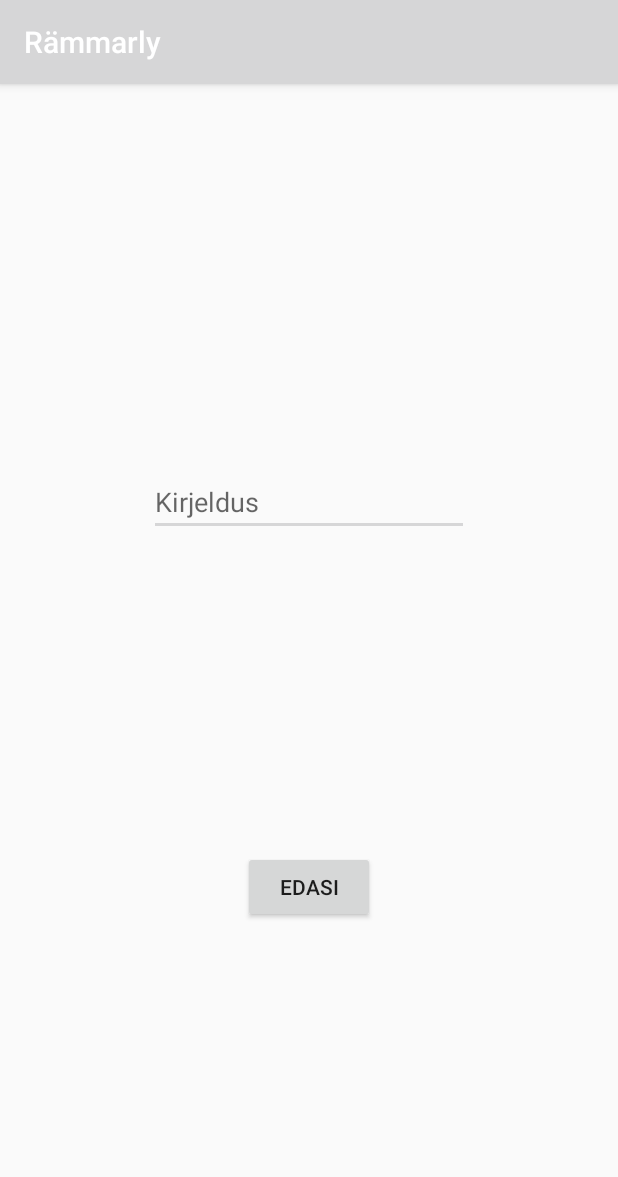
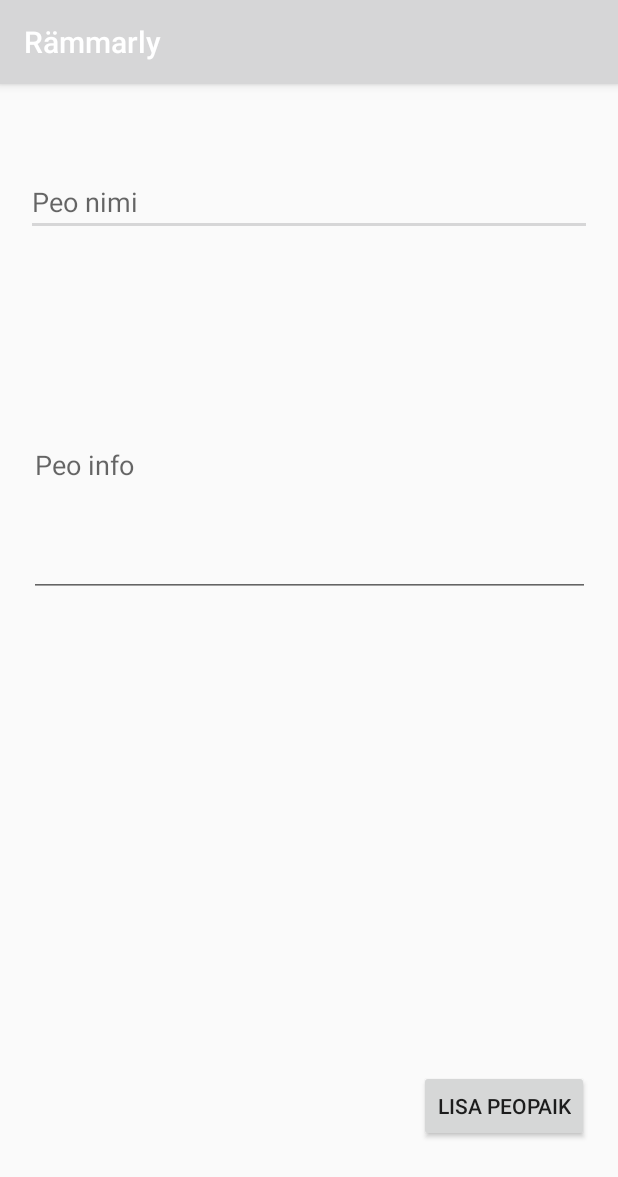
Before and after one commit to markuskoost/Rammarly, an Android app: the AddInfoActivity screen opened directly, with no data from a screen before it, on a phone screen of 412 x 824 dp. Shown: the top 1177 px of the screen. Run offline under Robolectric (Android 15) with nearby library versions, the phone set to English and light mode, and no system bars.

Commit message:
Peopaik text info

```diff
--- a/app/src/main/res/layout/activity_add_location.xml
+++ b/app/src/main/res/layout/activity_add_location.xml
@@ -7,15 +7,17 @@
     tools:context=".AddInfoActivity">
 
     <EditText
-        android:id="@+id/editText"
-        android:layout_width="wrap_content"
-        android:layout_height="wrap_content"
-        android:layout_marginTop="202dp"
-        android:layout_marginBottom="203dp"
+        android:id="@+id/et_peonimi"
+        android:layout_width="377dp"
+        android:layout_height="40dp"
+        android:layout_marginStart="16dp"
+        android:layout_marginTop="15dp"
+        android:layout_marginEnd="16dp"
+        android:layout_marginBottom="19dp"
         android:ems="10"
+        android:hint="Peo nimi"
         android:inputType="textPersonName"
-        android:hint="Kirjeldus"
-        app:layout_constraintBottom_toBottomOf="@+id/btn_continue"
+        app:layout_constraintBottom_toTopOf="@+id/et_peoinfo"
         app:layout_constraintEnd_toEndOf="parent"
         app:layout_constraintStart_toStartOf="parent"
         app:layout_constraintTop_toTopOf="parent" />
@@ -24,11 +26,28 @@
         android:id="@+id/btn_continue"
         android:layout_width="wrap_content"
         android:layout_height="wrap_content"
-        android:layout_marginTop="154dp"
-        android:layout_marginBottom="153dp"
-        android:text="Edasi"
+        android:layout_marginEnd="19dp"
+        android:layout_marginBottom="17dp"
+        android:text="Lisa peopaik"
         app:layout_constraintBottom_toBottomOf="parent"
         app:layout_constraintEnd_toEndOf="parent"
+        app:layout_constraintTop_toBottomOf="@+id/et_peoinfo" />
+
+    <EditText
+        android:id="@+id/et_peoinfo"
+        android:layout_width="374dp"
+        android:layout_height="176dp"
+        android:layout_marginStart="16dp"
+        android:layout_marginEnd="16dp"
+        android:layout_marginBottom="269dp"
+        android:ems="10"
+        android:hint="Peo info"
+        android:inputType="textMultiLine"
+        android:singleLine="false"
+        android:textAlignment="gravity"
+        android:textAllCaps="false"
+        app:layout_constraintBottom_toTopOf="@+id/btn_continue"
+        app:layout_constraintEnd_toEndOf="parent"
         app:layout_constraintStart_toStartOf="parent"
-        app:layout_constraintTop_toBottomOf="@+id/editText" />
+        app:layout_constraintTop_toBottomOf="@+id/et_peonimi" />
 </androidx.constraintlayout.widget.ConstraintLayout>
```
